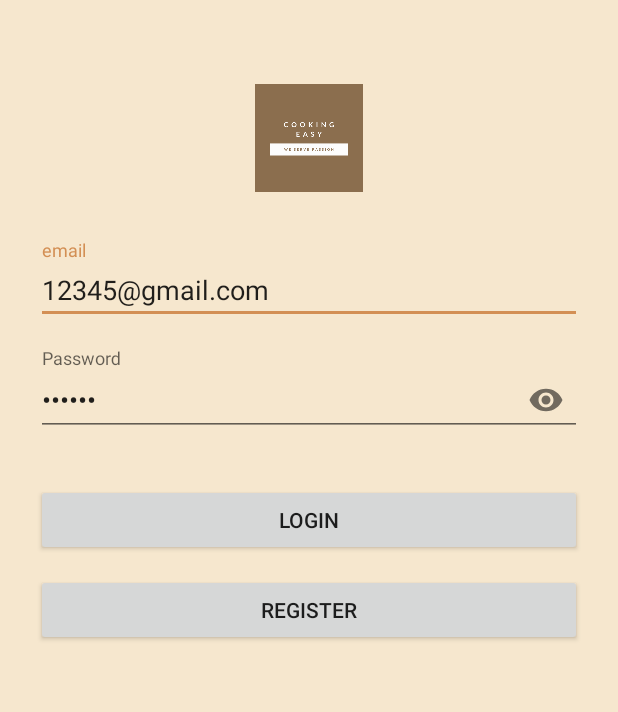
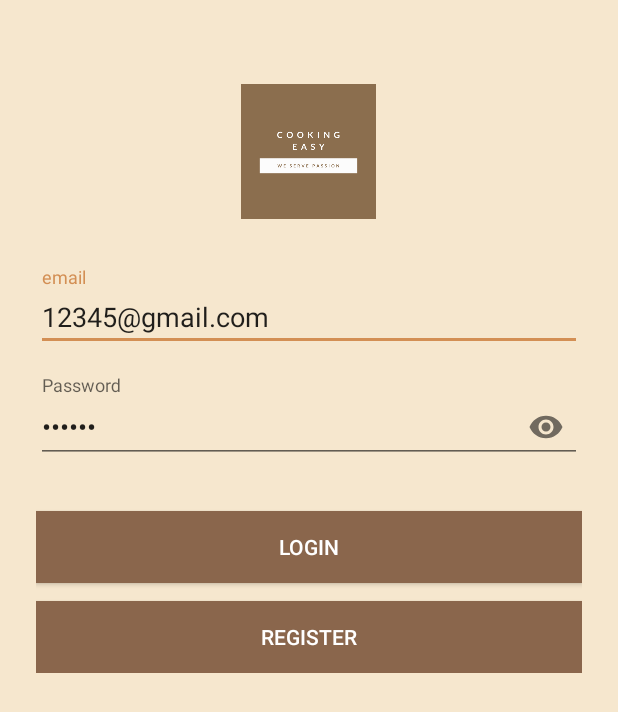
Before and after one commit to giangkhuat/Meal-Kit-delivery-app, an Android app: the LogInActivity screen opened directly, with no data from a screen before it, on a phone screen of 412 x 824 dp. Shown: the top 712 px of the screen. Run offline under Robolectric (Android 15) with nearby library versions, the phone set to English and light mode, and no system bars; our stand-ins replace Firebase (no records; nobody signed in at launch, a user with empty details on screens opened directly).

Commit message:
fix log in color page

```diff
--- a/app/src/main/res/layout/activity_log_in.xml
+++ b/app/src/main/res/layout/activity_log_in.xml
@@ -17,8 +17,8 @@
         android:background="#f6e7ce">
 
         <ImageView android:src="@drawable/cookingeasy"
-            android:layout_width="wrap_content"
-            android:layout_height="72dp"
+            android:layout_width="90dp"
+            android:layout_height="90dp"
             android:layout_marginBottom="24dp"
             android:layout_gravity="center_horizontal" />
 
@@ -57,7 +57,9 @@
             android:layout_marginBottom="12dp"
             android:padding="12dp"
             android:onClick="loginClick"
-            android:text="Login"/>
+            android:text="Login"
+            android:background="#8a664c"
+            android:textColor="#FFFFFF"/>
 
         <Button
             android:id="@+id/btnRegister"
@@ -65,7 +67,9 @@
             android:layout_height="wrap_content"
             android:padding="12dp"
             android:onClick="registerClick"
-            android:text="Register"/>
+            android:text="Register"
+            android:background="#8a664c"
+            android:textColor="#FFFFFF"/>
 
     </LinearLayout>
 </ScrollView>
--- a/app/src/main/res/layout/fragment_notifications.xml
+++ b/app/src/main/res/layout/fragment_notifications.xml
@@ -20,8 +20,8 @@
         app:layout_constraintRight_toRightOf="parent"
         app:layout_constraintLeft_toLeftOf="parent"
         android:layout_margin="20dp"
-        android:layout_marginLeft="15dp"
-        android:layout_marginRight="15dp"
+        android:layout_marginLeft="10dp"
+        android:layout_marginRight="10dp"
         >
 
         <TextView
```
